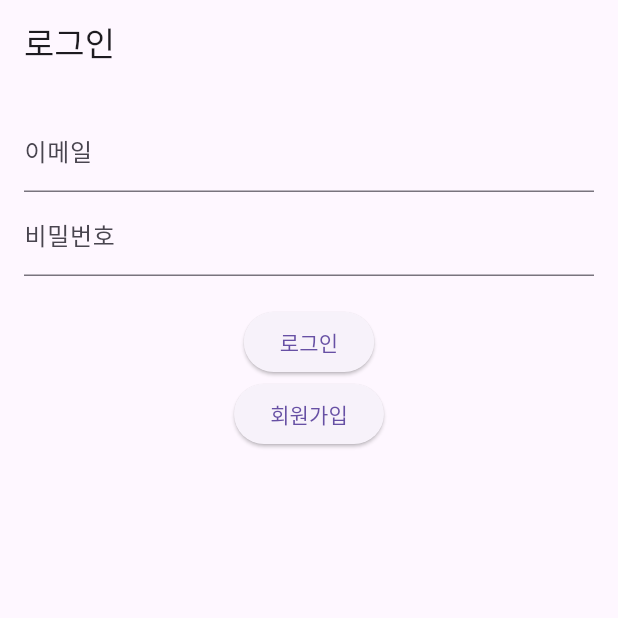
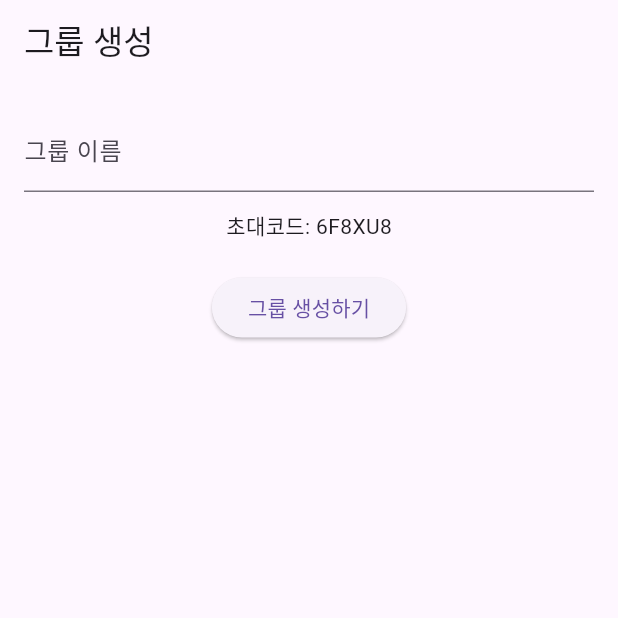
Before and after one commit to baeksuenang/neverland, a Flutter app: the screen it shows after launch, on a phone screen of 412 x 824 dp, the top half of it. Run offline on Flutter 3.47's test engine with Material 3 defaults, Android fonts, the phone set to English and light mode, and no system bars; our stand-ins replace firebase_auth, firebase_core; accounts and stored records are empty.

Commit message:
그룹생성 구현

```diff
--- a/lib/main.dart
+++ b/lib/main.dart
@@ -4,6 +4,7 @@ import 'firebase_options.dart'; // flutterfire configure가 만든 파일
 import 'package:provider/provider.dart';
 import 'providers/auth_provider.dart';
 import 'screens/login_screen.dart';
+import 'screens/group/group_create_screen.dart';
 
 void main() async {
   WidgetsFlutterBinding.ensureInitialized();
@@ -25,7 +26,7 @@ class NeverlandApp extends StatelessWidget {
       child: MaterialApp(
         title: 'Neverland App',
         theme: ThemeData(primarySwatch: Colors.blue),
-        home: const LoginScreen(),
+        home: GroupCreateScreen(),
       ),
     );
   }
--- a/lib/models/temp.dart
+++ /dev/null
@@ -1 +0,0 @@
-//임시
--- /dev/null
+++ b/lib/screens/group/group_create_screen.dart
@@ -0,0 +1,52 @@
+import 'package:flutter/material.dart';
+import '../../utils/invite_code_generator.dart';
+
+
+class GroupCreateScreen extends StatefulWidget {
+  @override
+  _GroupCreateScreenState createState() => _GroupCreateScreenState();
+}
+
+class _GroupCreateScreenState extends State<GroupCreateScreen> {
+  final TextEditingController _groupNameController = TextEditingController();
+  String _inviteCode = '';
+
+  @override
+  void initState() {
+    super.initState();
+    _inviteCode = generateInviteCode(); // util 함수로 코드 생성
+  }
+
+  void _createGroup() {
+    // 그룹 생성 로직 예: Firebase에 저장 + 유저를 팀장으로 등록
+    final groupName = _groupNameController.text.trim();
+    if (groupName.isEmpty) return;
+
+    // 이후 group_service.dart에서 Firebase에 저장하도록 처리
+    // ex) GroupService.createGroup(...)
+    ScaffoldMessenger.of(context).showSnackBar(
+      SnackBar(content: Text('그룹이 생성되었습니다. 당신은 팀장입니다.')),
+    );
+
+    // 다음 화면 이동 or 종료
+  }
+
+  @override
+  Widget build(BuildContext context) {
+    return Scaffold(
+      appBar: AppBar(title: Text("그룹 생성")),
+      body: Padding(
+        padding: EdgeInsets.all(16),
+        child: Column(
+          children: [
+            TextField(controller: _groupNameController, decoration: InputDecoration(labelText: '그룹 이름')),
+            SizedBox(height: 12),
+            Text('초대코드: $_inviteCode'),
+            SizedBox(height: 20),
+            ElevatedButton(onPressed: _createGroup, child: Text('그룹 생성하기'))
+          ],
+        ),
+      ),
+    );
+  }
+}
--- a/lib/screens/kmh.dart
+++ /dev/null
@@ -1 +0,0 @@
-//test
--- a/lib/screens/temp_screen.dart
+++ /dev/null
@@ -1 +0,0 @@
-//그냥 임시임 지워도 됨 파일 구조 만들려고 만들어놓은거
--- a/lib/services/temp_service.dart
+++ /dev/null
@@ -1 +0,0 @@
-//임시
--- /dev/null
+++ b/lib/utils/invite_code_generator.dart
@@ -0,0 +1,7 @@
+import 'dart:math';
+
+String generateInviteCode() {
+  const chars = 'ABCDEFGHJKLMNPQRSTUVWXYZ23456789';
+  Random rand = Random();
+  return List.generate(6, (_) => chars[rand.nextInt(chars.length)]).join();
+}
--- a/lib/utils/temp_util.dart
+++ /dev/null
@@ -1 +0,0 @@
-//임시
--- a/lib/widgets/temp_widget.dart
+++ /dev/null
@@ -1 +0,0 @@
-//임시임
```
Also changed, not shown: lib/models/group.dart (added, +27 -0 lines), lib/screens/group/group_manage_screen.dart (added, +37 -0 lines), lib/widgets/group/member_title.dart (added, +18 -0 lines), lib/screens/bsh_.dart (deleted), lib/screens/haklimlee.dart (deleted), lib/services/group_service.dart (added).
